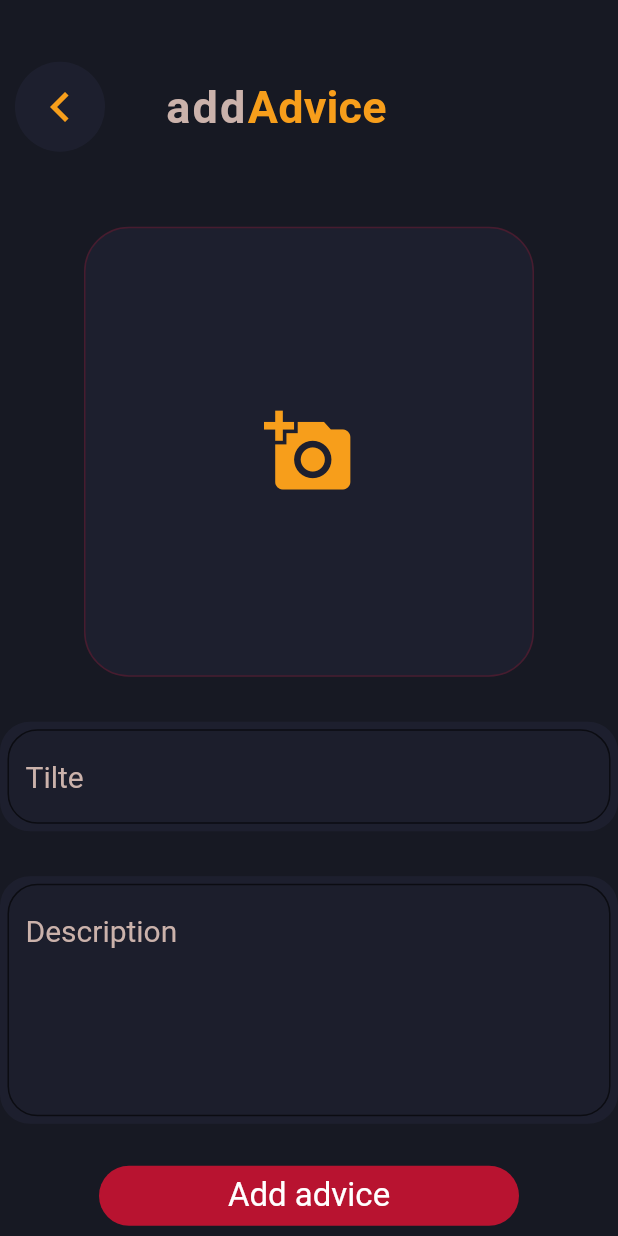
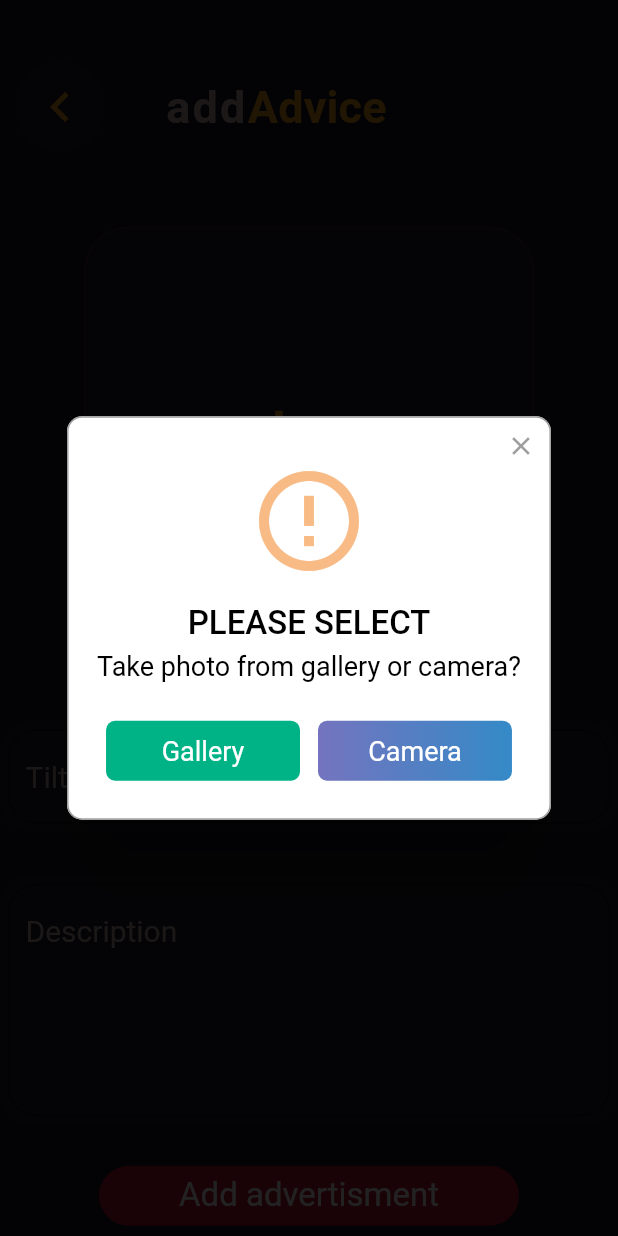
Before and after one commit to Viserion-stack/advMe, a Flutter app: the AdsScreen screen opened by its route, after a tap on the "add a photo" icon, on a phone screen of 412 x 824 dp. Run offline on Flutter 3.47's test engine with Material 2 defaults, Android fonts, the phone set to English and light mode, and no system bars; drawn by our look-alikes of rflutter_alert; our stand-ins replace cloud_firestore, firebase_auth, firebase_core, firebase_storage, google_fonts, image_picker and 1 more; missing offline and left inert: clip_shadow; accounts and stored records are empty; Roboto replaces fonts that are missing (Ubuntu).

Commit message:
Add allert diaglog: Gallery or Camera.

```diff
--- a/lib/providers/ad_order_provider.dart
+++ b/lib/providers/ad_order_provider.dart
@@ -4,8 +4,12 @@ import 'package:cloud_firestore/cloud_firestore.dart';
 import 'package:firebase_auth/firebase_auth.dart';
 import 'package:firebase_storage/firebase_storage.dart';
 
+
 Future<void> addPost(
     DateTime date, String title, String description, File _pickedImage) async {
+
+
+
   var firebaseUser = FirebaseAuth.instance.currentUser.uid;
 
   print('FB USER: ' + firebaseUser.toString());
--- a/lib/screens/ads_screen.dart
+++ b/lib/screens/ads_screen.dart
@@ -1,9 +1,9 @@
 import 'dart:io';
-
 import 'package:advMe/providers/ad_order_provider.dart';
 import 'package:flutter/material.dart';
 import 'package:google_fonts/google_fonts.dart';
 import 'package:image_picker/image_picker.dart';
+import 'package:rflutter_alert/rflutter_alert.dart';
 
 class AdsScreen extends StatefulWidget {
   AdsScreen({Key key}) : super(key: key);
@@ -17,11 +17,57 @@ class AdsScreen extends StatefulWidget {
 class _AdsScreenState extends State<AdsScreen> {
   File _pickedImage;
   bool isPhoto = false;
+  bool isCamera = false;
 
-  void _pickImage() async {
+  _onAlertButtonsPressed(context) {
+    Alert(
+      context: context,
+      type: AlertType.warning,
+      title: "PLEASE SELECT",
+      desc: "Take photo from gallery or camera?",
+      buttons: [
+        DialogButton(
+          child: Text(
+            "Gallery",
+            style: TextStyle(color: Colors.white, fontSize: 18),
+          ),
+          onPressed: () {
+            setState(() {
+              isCamera = false;
+            });
+
+            _pickImage(isCamera);
+
+            Navigator.pop(context);
+          },
+          color: Color.fromRGBO(0, 179, 134, 1.0),
+        ),
+        DialogButton(
+          child: Text(
+            "Camera",
+            style: TextStyle(color: Colors.white, fontSize: 18),
+          ),
+          onPressed: () {
+            setState(() {
+              isCamera = true;
+            });
+
+            _pickImage(isCamera);
+            Navigator.pop(context);
+          },
+          gradient: LinearGradient(colors: [
+            Color.fromRGBO(116, 116, 191, 1.0),
+            Color.fromRGBO(52, 138, 199, 1.0)
+          ]),
+        )
+      ],
+    ).show();
+  }
+
+  void _pickImage(bool isCamera) async {
     // ignore: deprecated_member_use
     final pickedImageFile = await ImagePicker.pickImage(
-      source: ImageSource.camera,
+      source: isCamera ? ImageSource.camera : ImageSource.gallery,
       imageQuality: 100,
       //maxWidth: 450,
       //maxHeight: 450,
@@ -133,7 +179,9 @@ class _AdsScreenState extends State<AdsScreen> {
                           size: 60,
                           color: Color(0xFFF79E1B),
                         ),
-                        onPressed: _pickImage,
+                        onPressed: () {
+                          _onAlertButtonsPressed(context);
+                        },
                       ),
                     )
                   : FittedBox(
@@ -208,9 +256,14 @@ class _AdsScreenState extends State<AdsScreen> {
             SizedBox(height: 20),
             Padding(
               padding: const EdgeInsets.all(8.0),
+              child: InkWell(
+                onTap: () => {},
                 child: Container(
                   child: Center(
-                  child: Text('Add advice', style: TextStyle(color: Colors.white, fontSize: 22),),
+                    child: Text(
+                      'Add advertisment',
+                      style: TextStyle(color: Colors.white, fontSize: 22),
+                    ),
                   ),
                   decoration: BoxDecoration(
                       color: Color(0xEEC31331),
@@ -220,6 +273,7 @@ class _AdsScreenState extends State<AdsScreen> {
                   // decoration:
                   //     BoxDecoration(borderRadius: BorderRadius.circular(30)),
                   // color: Color(0xEEC31331),
+                ),
               ),
             ),
           ],
--- a/pubspec.yaml
+++ b/pubspec.yaml
@@ -36,6 +36,7 @@ dependencies:
   clip_shadow: ^0.2.1
   image_picker: ^0.6.5+3
   intl: ^0.16.1
+  rflutter_alert: ^1.1.0
 
 
 
```
Also changed, not shown: pubspec.lock. Lines whose indentation alone changed are shown as unchanged.
